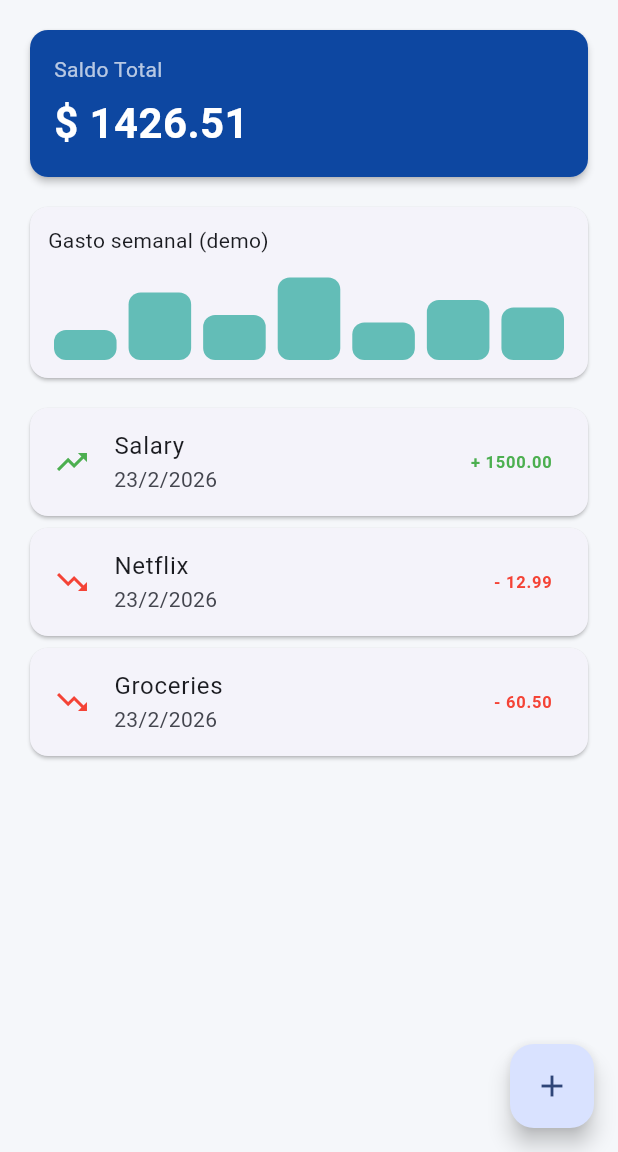
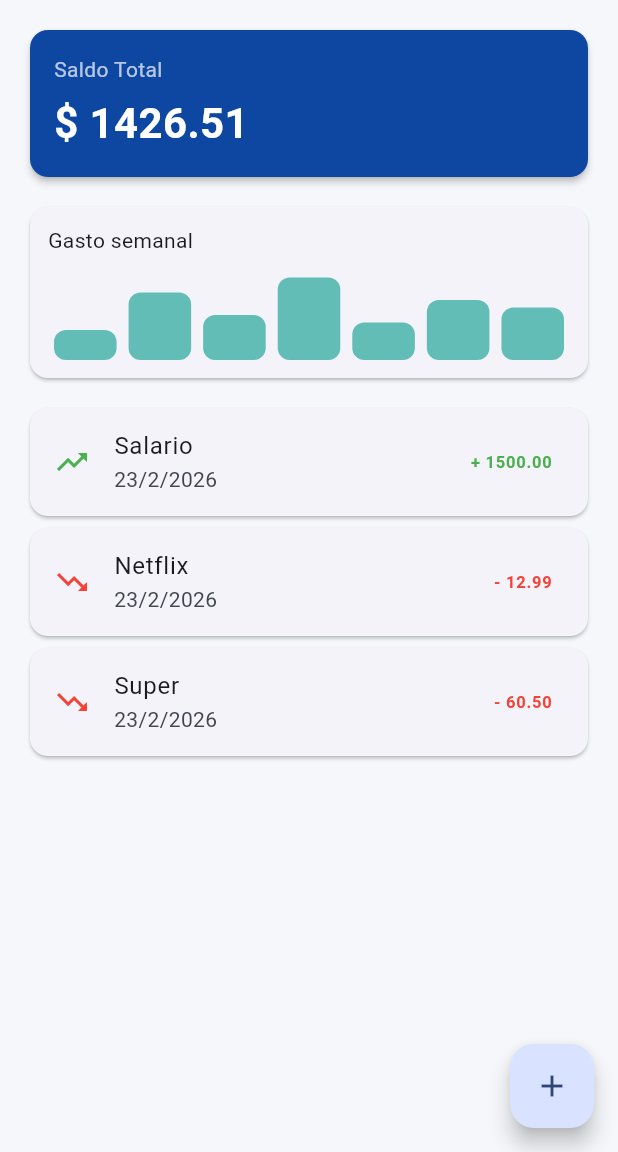
Before and after one commit to Alkero500/Lab-2, a Flutter app: the screen it shows after launch, on a phone screen of 412 x 824 dp, the part 84-1236 px from its top. Run offline on Flutter 3.47's test engine with Material 3 defaults, Android fonts, the light colour scheme and no system bars.

Commit message:
Arreglamos: UI

```diff
--- a/lib/presentation/pages/dashboard_page.dart
+++ b/lib/presentation/pages/dashboard_page.dart
@@ -14,7 +14,7 @@ class _DashboardPageState extends State<DashboardPage> {
   final List<TransactionModel> _transactions = [
     TransactionModel(
       id: "1",
-      title: "Salary",
+      title: "Salario",
       amount: 1500,
       type: TransactionType.income,
     ),
@@ -26,7 +26,7 @@ class _DashboardPageState extends State<DashboardPage> {
     ),
     TransactionModel(
       id: "3",
-      title: "Groceries",
+      title: "Super",
       amount: 60.50,
       type: TransactionType.expense,
     ),
@@ -89,7 +89,7 @@ class _DashboardPageState extends State<DashboardPage> {
         child: Column(
           crossAxisAlignment: CrossAxisAlignment.start,
           children: [
-            const Text("Gasto semanal (demo)"),
+            const Text("Gasto semanal"),
             const SizedBox(height: 10),
             SizedBox(
               height: 60,
```
